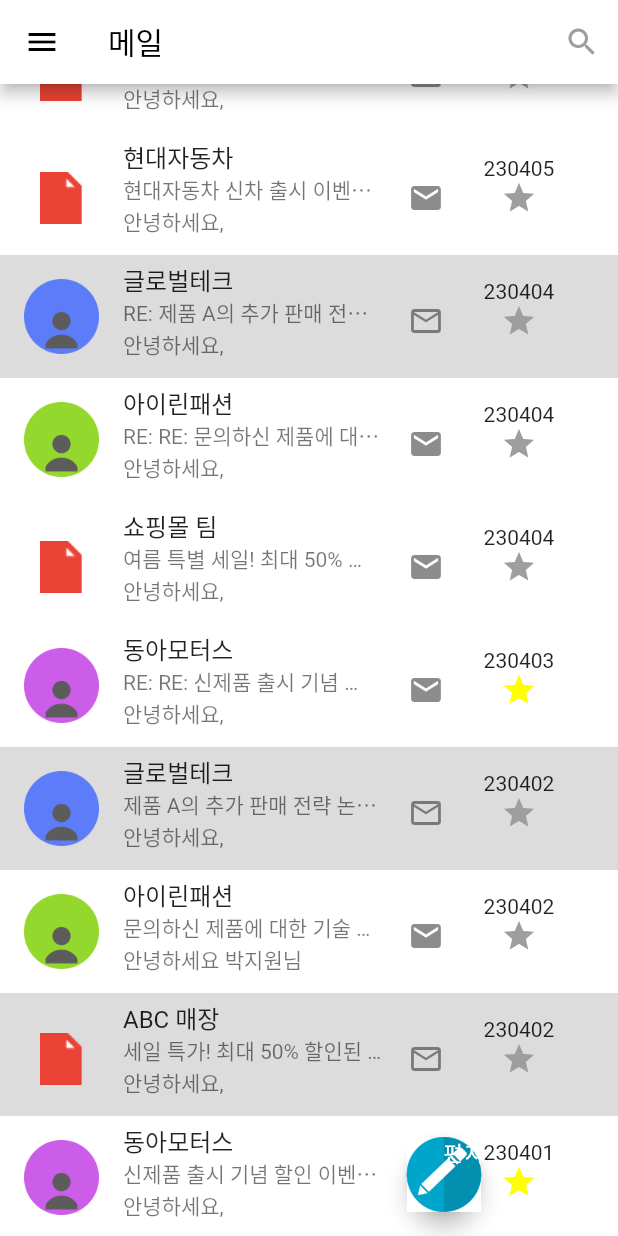
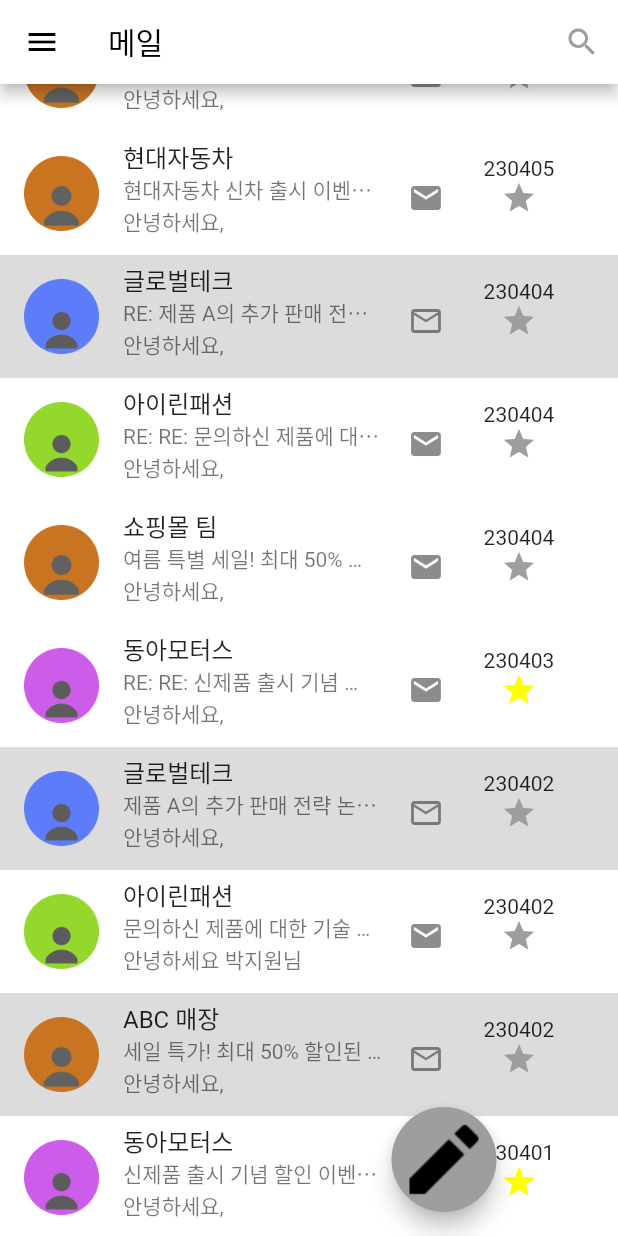
Before and after one commit to AnSuHan/HCI, a Flutter app: the screen it shows after launch, scrolled down 450 dp, on a phone screen of 412 x 824 dp. Run offline on Flutter 3.47's test engine with Material 2 defaults, Android fonts, the phone set to English and light mode, and no system bars; our stand-ins replace google_fonts, shared_preferences.

```diff
--- a/project/lib/MailScene.dart
+++ b/project/lib/MailScene.dart
@@ -287,8 +287,9 @@ class MailScene extends State<MailSceneStateful> with RouteAware {
           drawer: !isSelect ? MyDrawer(onItemSelected: onDrawerItemSelected) : null,
           floatingActionButton: SizedBox(
             width: 200,
-            height: 50,
+            height: 70,
             child: FloatingActionButton(
+              backgroundColor: Colors.grey,
               onPressed: () {
                 Navigator.push(
                     context,
@@ -297,11 +298,7 @@ class MailScene extends State<MailSceneStateful> with RouteAware {
               },
               child: Stack(
                 children: [
-                  Image.asset("assets/images/pencil2.png"),
-                  const Positioned(
-                    left: 24,
-                    child: Text("편지쓰기"),
-                  ),
+                  Image.asset("assets/images/pencil_new.png"),
                 ],
               ),
             ),
@@ -472,7 +469,7 @@ class MailScene extends State<MailSceneStateful> with RouteAware {
                 onTap: () {
                   if(!isSelect) {
                     debugPrint("mailScene$index");
-                    inMailNum = index;
+                    inMailNum = getRealIndex(concentrateItems[index]);
                     setState(() {
                       isSelect = false;
                     });
@@ -781,7 +778,7 @@ class MailScene extends State<MailSceneStateful> with RouteAware {
                 color: !isSelect ? (!items[index].isRead ? Colors.white : Colors.black12) : mailsColor[index],
                 child: ListTile(
                     leading: Image.asset(
-                      senderImageMap[items[index].sender] ?? 'assets/images/file-tzt.png',
+                      senderImageMap[items[index].sender] ?? 'assets/contact/brown.png',
                       width: 50.0,
                     ),
                   title: Text(items[index].sender),
--- a/project/lib/SettingBasic.dart
+++ b/project/lib/SettingBasic.dart
@@ -14,7 +14,7 @@ class SettingBasic extends State<SettingBasicStateful> {
   ["TITLE", "작업 확인"],
   ["삭제하기 전에 확인하기", true], ["보관처리하기 전에 확인하기", true], ["보내기 전에 확인하기", true]];
   static var itemsMail = [["TITLE", "계정"], ["Google 계정 관리", ""],
-    ["TITLE", "개인설정"], ["중요한 사용자 메일만 읽기", false], ["스팸메일 자동 삭제", false], ["휴지통 자동 비우기", false], ["사용자 차단", ""], ["오래된 메일 자동 삭제", ""],
+    ["TITLE", "개인설정"], ["중요한 사용자 메일만 읽기", false], ["동일한 사용자 메일 한 번에 보기", true], ["스팸메일 자동 삭제", false], ["휴지통 자동 비우기", false], ["사용자 차단", ""], ["오래된 메일 자동 삭제", ""],
   ["TITLE", "받은편지함"], ["받은편지함 유형", "기본 받은편지함"], ["받은편지함 카테고리", "기본, 프로모션, 소셜"],
   ["TITLE", "알림"], ["이메일 알림", "모두"], ["받은편지함 알림", "한 번만 알림"],
     ["라벨 관리", ""], ["채팅 알림", true], ["채팅 알림 일시중지", ""], ["알림 소리", ""], ["알림 관리", ""],
--- a/project/pubspec.yaml
+++ b/project/pubspec.yaml
@@ -67,6 +67,8 @@ flutter:
     - assets/contact/
     - assets/images/gmail.png
     - assets/images/mailWriteIcon.png
+    - assets/images/pencil_new.png
+    - assets/contact/brown.png
 
   #   - images/a_dot_burr.jpeg
   #   - images/a_dot_ham.jpeg
```
Also changed, not shown: project/lib/MailInnerScene.dart (+55 -2 lines), project/assets/contact/Not_Important2.png (added), project/assets/contact/brown.png (added), project/assets/images/pencil_new.png (added).
